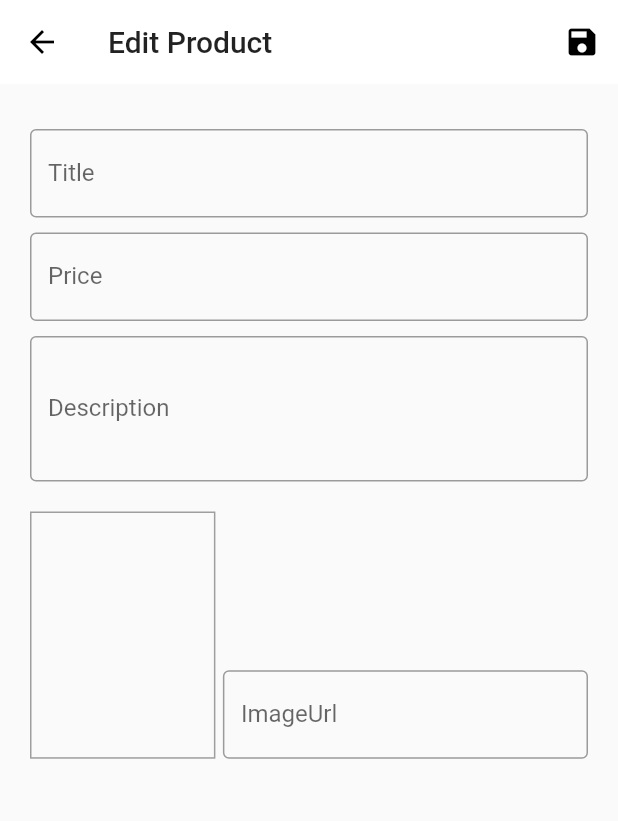
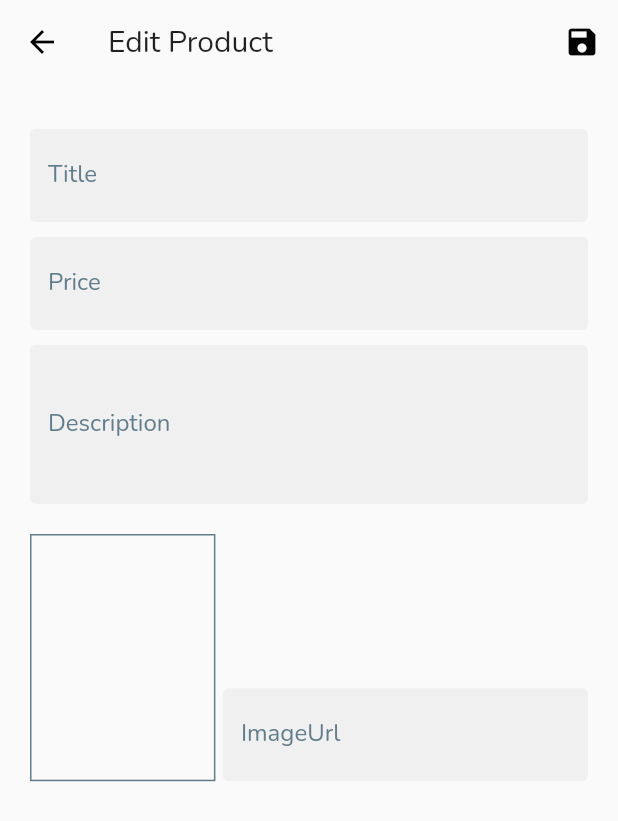
Before and after one commit to WYMoe/shop, a Flutter app: the EditProductScreen screen opened by its route, on a phone screen of 412 x 824 dp. Shown: the top 821 px of the screen. Run offline on Flutter 3.47's test engine with Material 2 defaults, Android fonts, the phone set to English and light mode, and no system bars; network calls fail.

```diff
--- a/lib/main.dart
+++ b/lib/main.dart
@@ -38,6 +38,7 @@ class MyApp extends StatelessWidget {
 
 
           ),
+          fontFamily: 'Nunito',
           primaryColor: Colors.white,
           primarySwatch: Colors.blue
           ,
--- a/lib/screens/edit_product_screen.dart
+++ b/lib/screens/edit_product_screen.dart
@@ -1,6 +1,5 @@
 import 'package:flutter/material.dart';
 import 'package:provider/provider.dart';
-import 'package:shop/providers/product.dart';
 import 'package:shop/providers/products_provider.dart';
 
 class EditProductScreen extends StatefulWidget {
@@ -11,6 +10,7 @@ class EditProductScreen extends StatefulWidget {
 }
 
 class _EditProductScreenState extends State<EditProductScreen> {
+  FocusNode _titleFocus;
   FocusNode _priceFocus;
 
   FocusNode _descriptionFocus;
@@ -41,18 +41,26 @@ class _EditProductScreenState extends State<EditProductScreen> {
   @override
   void initState() {
     // TODO: implement initState
+    _titleFocus = FocusNode();
 
     _priceFocus = FocusNode();
     _descriptionFocus = FocusNode();
     _urlFocus = FocusNode();
+    _titleFocus.addListener(() {
+      setState(() {});
+    });
+    _descriptionFocus.addListener(() {
+      setState(() {});
+    });
+
     _urlFocus.addListener(_updateUrl);
     super.initState();
   }
 
-  _updateUrl(){
+  _updateUrl() {
     if (!_urlFocus.hasFocus) {
       if ((!_urlController.text.startsWith('http') &&
-          !_urlController.text.startsWith('https')) ||
+              !_urlController.text.startsWith('https')) ||
           (!_urlController.text.endsWith('.png') &&
               !_urlController.text.endsWith('.jpg') &&
               !_urlController.text.endsWith('.jpeg'))) {
@@ -71,7 +79,6 @@ class _EditProductScreenState extends State<EditProductScreen> {
     _urlFocus.dispose();
     _urlController.dispose();
 
-
     super.dispose();
   }
 
@@ -80,6 +87,7 @@ class _EditProductScreenState extends State<EditProductScreen> {
     return Scaffold(
       appBar: AppBar(
         title: Text('Edit Product'),
+        backgroundColor: Colors.transparent,
         actions: [
           IconButton(
             icon: Icon((Icons.save)),
@@ -99,12 +107,20 @@ class _EditProductScreenState extends State<EditProductScreen> {
                   SizedBox(
                     height: 10.0,
                   ),
-
                   TextFormField(
                     decoration: InputDecoration(
+                      filled: true,
+                      labelStyle: TextStyle(
+                          color: _titleFocus.hasFocus
+                              ? Colors.blueGrey
+                              : Colors.blueGrey),
                       labelText: 'Title',
-                      border: OutlineInputBorder(),
+                      fillColor: Colors.blueGrey[30],
+                      focusedBorder: OutlineInputBorder(
+                          borderSide: BorderSide(color: Colors.blueGrey)),
+                      border: OutlineInputBorder(borderSide: BorderSide.none),
                     ),
+                    focusNode: _titleFocus,
                     textInputAction: TextInputAction.next,
                     onFieldSubmitted: (_) {
                       _priceFocus.requestFocus();
@@ -124,8 +140,16 @@ class _EditProductScreenState extends State<EditProductScreen> {
                   ),
                   TextFormField(
                     decoration: InputDecoration(
+                      labelStyle: TextStyle(
+                          color: _priceFocus.hasFocus
+                              ? Colors.blueGrey
+                              : Colors.blueGrey),
                       labelText: 'Price',
-                      border: OutlineInputBorder(),
+                      filled: true,
+                      fillColor: Colors.blueGrey[30],
+                      focusedBorder: OutlineInputBorder(
+                          borderSide: BorderSide(color: Colors.blueGrey)),
+                      border: OutlineInputBorder(borderSide: BorderSide.none),
                     ),
                     focusNode: _priceFocus,
                     textInputAction: TextInputAction.next,
@@ -154,7 +178,17 @@ class _EditProductScreenState extends State<EditProductScreen> {
                   ),
                   TextFormField(
                     decoration: InputDecoration(
-                        labelText: 'Description', border: OutlineInputBorder()),
+                      labelStyle: TextStyle(
+                          color: _descriptionFocus.hasFocus
+                              ? Colors.blueGrey
+                              : Colors.blueGrey),
+                      labelText: 'Description',
+                      filled: true,
+                      fillColor: Colors.blueGrey[30],
+                      focusedBorder: OutlineInputBorder(
+                          borderSide: BorderSide(color: Colors.blueGrey)),
+                      border: OutlineInputBorder(borderSide: BorderSide.none),
+                    ),
                     focusNode: _descriptionFocus,
                     maxLines: 3,
                     keyboardType: TextInputType.multiline,
@@ -183,8 +217,8 @@ class _EditProductScreenState extends State<EditProductScreen> {
                       Container(
                         width: MediaQuery.of(context).size.width * 0.3,
                         height: MediaQuery.of(context).size.height * 0.2,
-                        decoration:
-                            BoxDecoration(border: Border.all(color: Colors.grey)),
+                        decoration: BoxDecoration(
+                            border: Border.all(color: Colors.blueGrey)),
                         child: _urlController.text.isEmpty
                             ? null
                             : FittedBox(
@@ -198,8 +232,18 @@ class _EditProductScreenState extends State<EditProductScreen> {
                       Expanded(
                         child: TextFormField(
                           decoration: InputDecoration(
-                              labelText: 'ImageUrl',
-                              border: OutlineInputBorder()),
+                            labelStyle: TextStyle(
+                                color: _urlFocus.hasFocus
+                                    ? Colors.blueGrey
+                                    : Colors.blueGrey),
+                            labelText: 'ImageUrl',
+                            filled: true,
+                            fillColor: Colors.blueGrey[30],
+                            focusedBorder: OutlineInputBorder(
+                                borderSide: BorderSide(color: Colors.blueGrey)),
+                            border:
+                                OutlineInputBorder(borderSide: BorderSide.none),
+                          ),
                           focusNode: _urlFocus,
                           controller: _urlController,
                           validator: (value) {
```
Also changed, not shown: lib/screens/cart_screen.dart (+84 -57 lines), pubspec.yaml (+5 -5 lines), assets/fonts/Nunito-Regular.ttf (added).
